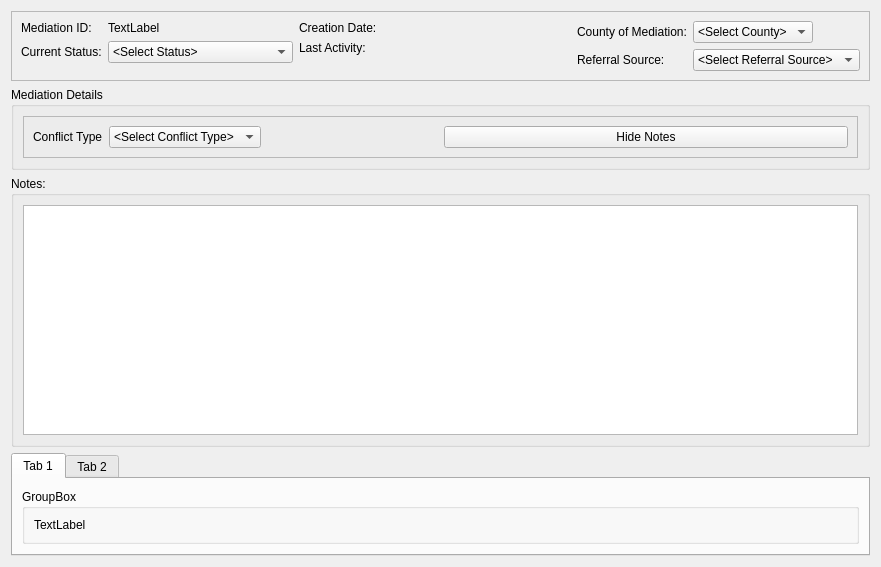
This is drc/gui/mediationprocessstatusform.ui in lansdon/cpts483_drc as Qt 5 draws it before an edit. The edited form follows.
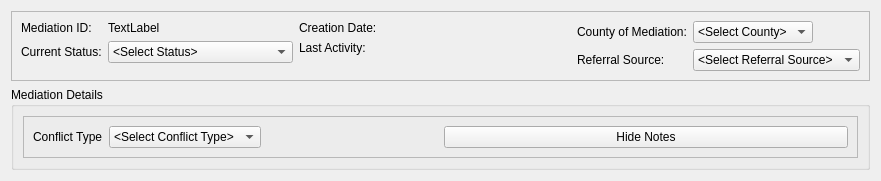
This is the edited form.

Patch:
```diff
--- a/drc/gui/mediationprocessstatusform.ui
+++ b/drc/gui/mediationprocessstatusform.ui
@@ -7,9 +7,15 @@
     <x>0</x>
     <y>0</y>
     <width>881</width>
-    <height>567</height>
+    <height>168</height>
    </rect>
   </property>
+  <property name="maximumSize">
+   <size>
+    <width>16777215</width>
+    <height>168</height>
+   </size>
+  </property>
   <property name="windowTitle">
    <string>Form</string>
   </property>
@@ -379,74 +385,6 @@
      </layout>
     </widget>
    </item>
-   <item row="3" column="0">
-    <widget class="QTabWidget" name="partyTabs">
-     <property name="sizePolicy">
-      <sizepolicy hsizetype="Expanding" vsizetype="Fixed">
-       <horstretch>0</horstretch>
-       <verstretch>0</verstretch>
-      </sizepolicy>
-     </property>
-     <property name="minimumSize">
-      <size>
-       <width>0</width>
-       <height>80</height>
-      </size>
-     </property>
-     <property name="maximumSize">
-      <size>
-       <width>16777215</width>
-       <height>200</height>
-      </size>
-     </property>
-     <widget class="QWidget" name="tab">
-      <attribute name="title">
-       <string>Tab 1</string>
-      </attribute>
-      <layout class="QGridLayout" name="gridLayout_6">
-       <item row="0" column="0">
-        <widget class="QGroupBox" name="groupBox_4">
-         <property name="sizePolicy">
-          <sizepolicy hsizetype="Preferred" vsizetype="Fixed">
-           <horstretch>0</horstretch>
-           <verstretch>0</verstretch>
-          </sizepolicy>
-         </property>
-         <property name="title">
-          <string>GroupBox</string>
-         </property>
-         <layout class="QGridLayout" name="gridLayout_3">
-          <item row="0" column="0">
-           <widget class="QLabel" name="label_3">
-            <property name="text">
-             <string>TextLabel</string>
-            </property>
-           </widget>
-          </item>
-         </layout>
-        </widget>
-       </item>
-      </layout>
-     </widget>
-     <widget class="QWidget" name="tab_2">
-      <attribute name="title">
-       <string>Tab 2</string>
-      </attribute>
-     </widget>
-    </widget>
-   </item>
-   <item row="2" column="0">
-    <widget class="QGroupBox" name="notesFrame">
-     <property name="title">
-      <string>Notes:</string>
-     </property>
-     <layout class="QGridLayout" name="gridLayout_4">
-      <item row="0" column="0">
-       <widget class="QListWidget" name="notesListWidget"/>
-      </item>
-     </layout>
-    </widget>
-   </item>
   </layout>
  </widget>
  <resources/>
```
